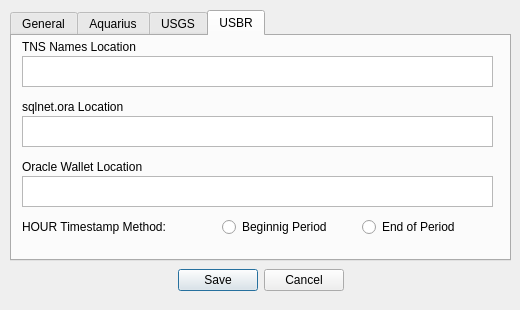
Above: ui/winOptions.ui from S31F3R/DataDoctor before the change. Below: the same form after it.
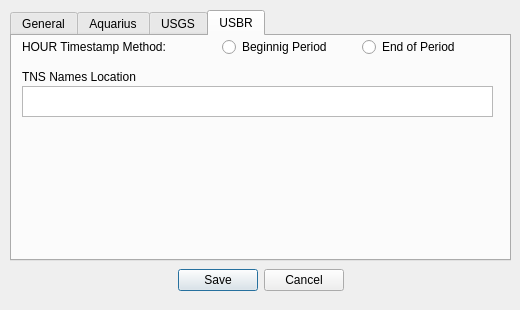
That is the form after the change. The open tabs and pages were chosen to show the change. Icons and pictures are not drawn.

Commit message: Removed unused USBR text boxes, switched USGS API key to a q line edit

```diff
--- a/ui/winOptions.ui
+++ b/ui/winOptions.ui
@@ -359,7 +359,7 @@
      <property name="geometry">
       <rect>
        <x>10</x>
-       <y>0</y>
+       <y>30</y>
        <width>451</width>
        <height>21</height>
       </rect>
@@ -372,53 +372,7 @@
      <property name="geometry">
       <rect>
        <x>10</x>
-       <y>20</y>
-       <width>471</width>
-       <height>31</height>
-      </rect>
-     </property>
-    </widget>
-    <widget class="QLabel" name="lbTNSNames_2">
-     <property name="geometry">
-      <rect>
-       <x>10</x>
-       <y>60</y>
-       <width>451</width>
-       <height>21</height>
-      </rect>
-     </property>
-     <property name="text">
-      <string>sqlnet.ora Location</string>
-     </property>
-    </widget>
-    <widget class="QTextEdit" name="textSQLNetOra">
-     <property name="geometry">
-      <rect>
-       <x>10</x>
-       <y>80</y>
-       <width>471</width>
-       <height>31</height>
-      </rect>
-     </property>
-    </widget>
-    <widget class="QLabel" name="lbTNSNames_3">
-     <property name="geometry">
-      <rect>
-       <x>10</x>
-       <y>120</y>
-       <width>451</width>
-       <height>21</height>
-      </rect>
-     </property>
-     <property name="text">
-      <string>Oracle Wallet Location</string>
-     </property>
-    </widget>
-    <widget class="QTextEdit" name="textOracleWallet">
-     <property name="geometry">
-      <rect>
-       <x>10</x>
-       <y>140</y>
+       <y>50</y>
        <width>471</width>
        <height>31</height>
       </rect>
@@ -428,7 +382,7 @@
      <property name="geometry">
       <rect>
        <x>210</x>
-       <y>180</y>
+       <y>0</y>
        <width>141</width>
        <height>22</height>
       </rect>
@@ -441,7 +395,7 @@
      <property name="geometry">
       <rect>
        <x>350</x>
-       <y>180</y>
+       <y>0</y>
        <width>131</width>
        <height>22</height>
       </rect>
@@ -454,7 +408,7 @@
      <property name="geometry">
       <rect>
        <x>10</x>
-       <y>180</y>
+       <y>0</y>
        <width>191</width>
        <height>21</height>
       </rect>
```
Left out of the diff: 20 changed lines with no effect on the pictures.
